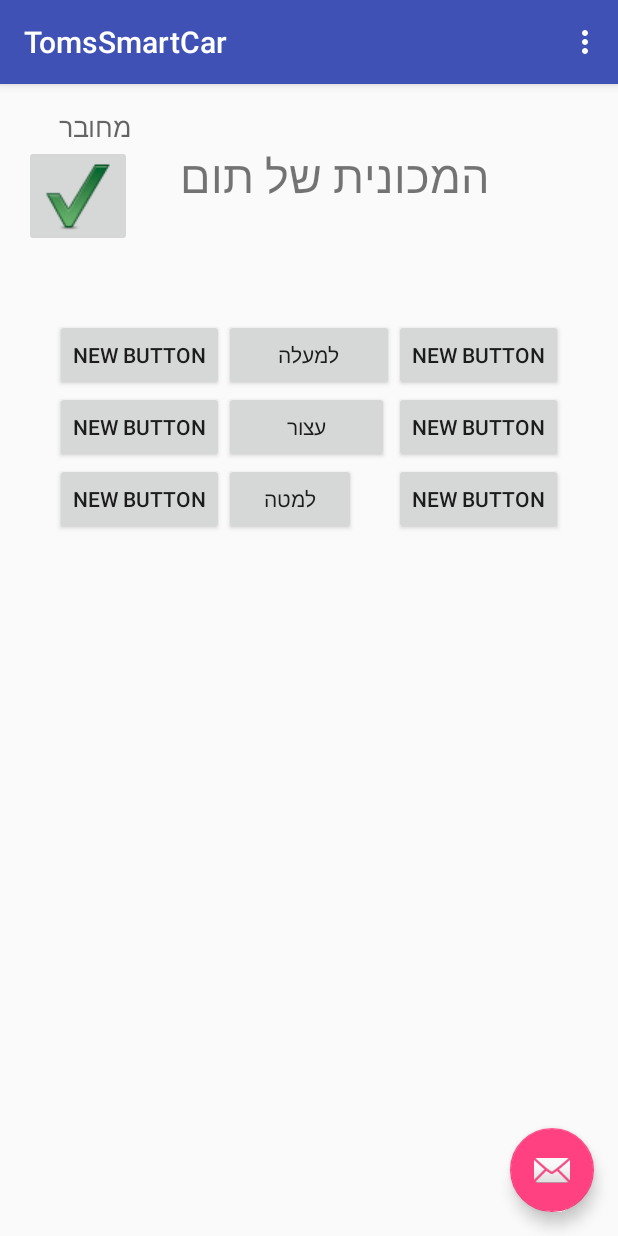
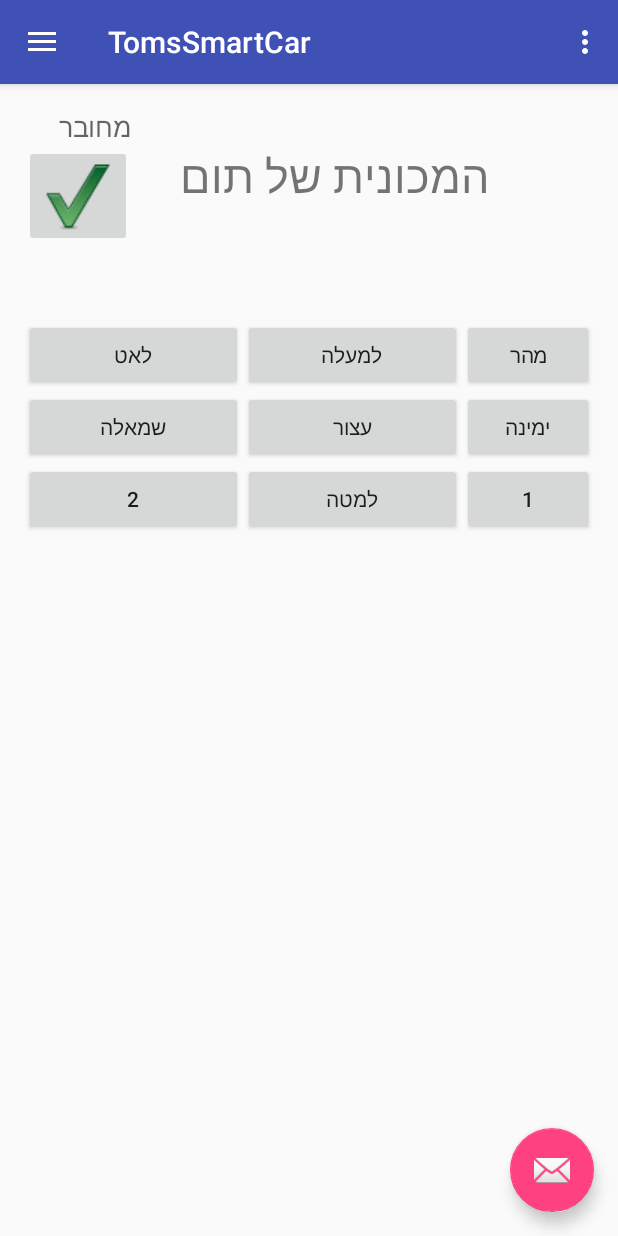
Before and after one commit to alon24/SmartCarAndroid, an Android app: the screen it shows after launch (MainActivity), on a phone screen of 412 x 824 dp. Run offline under Robolectric (Android 15) with nearby library versions, the phone set to English and light mode, and no system bars; libraries missing offline, so code that uses them is left out: org.java_websocket.client, org.java_websocket.handshake; 2 statements that could not run were skipped.

Commit message:
starting work on websocket, wifi and buttons

```diff
--- a/app/build.gradle
+++ b/app/build.gradle
@@ -24,4 +24,5 @@ dependencies {
     testCompile 'junit:junit:4.12'
     compile 'com.android.support:appcompat-v7:23.1.0'
     compile 'com.android.support:design:23.1.0'
+    compile "org.java-websocket:Java-WebSocket:1.3.0"
 }
--- a/app/src/main/AndroidManifest.xml
+++ b/app/src/main/AndroidManifest.xml
@@ -1,6 +1,9 @@
 <?xml version="1.0" encoding="utf-8"?>
 <manifest xmlns:android="http://schemas.android.com/apk/res/android"
     package="alon24.smartcarandroid" >
+
+    <uses-permission android:name="android.permission.ACCESS_WIFI_STATE" />
+    <uses-permission android:name="android.permission.CHANGE_WIFI_STATE" />
 
     <application
         android:allowBackup="true"
--- a/app/src/main/java/alon24/smartcarandroid/MainActivity.java
+++ b/app/src/main/java/alon24/smartcarandroid/MainActivity.java
@@ -1,20 +1,48 @@
 package alon24.smartcarandroid;
 
+import android.content.BroadcastReceiver;
+import android.content.Context;
+import android.content.Intent;
+import android.content.IntentFilter;
+import android.net.wifi.ScanResult;
+import android.net.wifi.WifiManager;
+import android.os.Build;
 import android.os.Bundle;
 import android.support.design.widget.FloatingActionButton;
+import android.support.design.widget.NavigationView;
 import android.support.design.widget.Snackbar;
+import android.support.v4.view.GravityCompat;
+import android.support.v4.widget.DrawerLayout;
+import android.support.v7.app.ActionBarDrawerToggle;
 import android.support.v7.app.AppCompatActivity;
 import android.support.v7.widget.Toolbar;
-import android.view.View;
+import android.util.Log;
 import android.view.Menu;
 import android.view.MenuItem;
+import android.view.SubMenu;
+import android.view.View;
+import android.widget.Toast;
 
-public class MainActivity extends AppCompatActivity {
+import org.java_websocket.client.WebSocketClient;
+import org.java_websocket.handshake.ServerHandshake;
+
+import java.net.URI;
+import java.net.URISyntaxException;
+import java.util.List;
+
+public class MainActivity extends AppCompatActivity
+        implements NavigationView.OnNavigationItemSelectedListener {
+
+    private WebSocketClient mWebSocketClient;
+    WifiManager wifi;
+
+    int size = 0;
+    List<ScanResult> results;
 
     @Override
     protected void onCreate(Bundle savedInstanceState) {
         super.onCreate(savedInstanceState);
-        setContentView(R.layout.activity_main);
+        setContentView(R.layout.activity_main2);
         Toolbar toolbar = (Toolbar) findViewById(R.id.toolbar);
         setSupportActionBar(toolbar);
 
@@ -26,12 +54,108 @@ public class MainActivity extends AppCompatActivity {
                         .setAction("Action", null).show();
             }
         });
+
+        DrawerLayout drawer = (DrawerLayout) findViewById(R.id.drawer_layout);
+        ActionBarDrawerToggle toggle = new ActionBarDrawerToggle(
+                this, drawer, toolbar, R.string.navigation_drawer_open, R.string.navigation_drawer_close);
+        drawer.setDrawerListener(toggle);
+        toggle.syncState();
+
+        NavigationView navigationView = (NavigationView) findViewById(R.id.nav_view);
+        navigationView.setNavigationItemSelectedListener(this);
+
+        Menu m = navigationView.getMenu();
+        SubMenu topChannelMenu = m.addSubMenu("Top Channels");
+        topChannelMenu.add("Foo");
+        topChannelMenu.add("Bar");
+        topChannelMenu.add("Baz");
+
+        MenuItem mi = m.getItem(m.size()-1);
+        mi.setTitle("testing123");
+        mi.setTitle(mi.getTitle());
+
+        wifi = (WifiManager) getSystemService(Context.WIFI_SERVICE);
+        if (wifi.isWifiEnabled() == false)
+        {
+            Toast.makeText(getApplicationContext(), "wifi is disabled..making it enabled", Toast.LENGTH_LONG).show();
+            wifi.setWifiEnabled(true);
+        }
+
+        registerReceiver(new BroadcastReceiver()
+        {
+            @Override
+            public void onReceive(Context c, Intent intent)
+            {
+               results = wifi.getScanResults();
+               size = results.size();
+            }
+        }, new IntentFilter(WifiManager.SCAN_RESULTS_AVAILABLE_ACTION));
+
+                connectWebSocket();
+
+    }
+
+    private void connectWebSocket() {
+        URI uri;
+        try {
+            uri = new URI("ws://websockethost:8080");
+        } catch (URISyntaxException e) {
+            e.printStackTrace();
+            return;
+        }
+
+        mWebSocketClient = new WebSocketClient(uri) {
+            @Override
+            public void onOpen(ServerHandshake serverHandshake) {
+                Log.i("Websocket", "Opened");
+                mWebSocketClient.send("Hello from " + Build.MANUFACTURER + " " + Build.MODEL);
+            }
+
+            @Override
+            public void onMessage(String s) {
+//                final String message = s;
+//                runOnUiThread(new Runnable() {
+//                    @Override
+//                    public void run() {
+//                        TextView textView = (TextView)findViewById(R.id.messages);
+//                        textView.setText(textView.getText() + "\n" + message);
+//                    }
+//                });
+            }
+
+            @Override
+            public void onClose(int i, String s, boolean b) {
+                Log.i("Websocket", "Closed " + s);
+            }
+
+            @Override
+            public void onError(Exception e) {
+                Log.i("Websocket", "Error " + e.getMessage());
+            }
+        };
+        mWebSocketClient.connect();
+    }
+
+    public void sendMessage(View view) {
+//        EditText editText = (EditText)findViewById(R.id.message);
+//        mWebSocketClient.send(editText.getText().toString());
+//        editText.setText("");
+    }
+
+    @Override
+    public void onBackPressed() {
+        DrawerLayout drawer = (DrawerLayout) findViewById(R.id.drawer_layout);
+        if (drawer.isDrawerOpen(GravityCompat.START)) {
+            drawer.closeDrawer(GravityCompat.START);
+        } else {
+            super.onBackPressed();
+        }
     }
 
     @Override
     public boolean onCreateOptionsMenu(Menu menu) {
         // Inflate the menu; this adds items to the action bar if it is present.
-        getMenuInflater().inflate(R.menu.menu_main, menu);
+        getMenuInflater().inflate(R.menu.main2, menu);
         return true;
     }
 
@@ -49,4 +173,29 @@ public class MainActivity extends AppCompatActivity {
 
         return super.onOptionsItemSelected(item);
     }
+
+    @SuppressWarnings("StatementWithEmptyBody")
+    @Override
+    public boolean onNavigationItemSelected(MenuItem item) {
+        // Handle navigation view item clicks here.
+        int id = item.getItemId();
+
+        if (id == R.id.nav_configNetwork) {
+            // Handle the camera action
+        } else if (id == R.id.nav_locateCar) {
+//
+//        } else if (id == R.id.nav_slideshow) {
+//
+//        } else if (id == R.id.nav_manage) {
+//
+//        } else if (id == R.id.nav_share) {
+//
+//        } else if (id == R.id.nav_send) {
+
+        }
+
+        DrawerLayout drawer = (DrawerLayout) findViewById(R.id.drawer_layout);
+        drawer.closeDrawer(GravityCompat.START);
+        return true;
+    }
 }
--- /dev/null
+++ b/app/src/main/res/layout/activity_main2.xml
@@ -0,0 +1,18 @@
+<?xml version="1.0" encoding="utf-8"?>
+<android.support.v4.widget.DrawerLayout xmlns:android="http://schemas.android.com/apk/res/android"
+    xmlns:app="http://schemas.android.com/apk/res-auto"
+    xmlns:tools="http://schemas.android.com/tools" android:id="@+id/drawer_layout"
+    android:layout_width="match_parent" android:layout_height="match_parent"
+    android:fitsSystemWindows="true" tools:openDrawer="start">
+
+    <include layout="@layout/app_bar_main2" android:layout_width="match_parent"
+        android:layout_height="match_parent" />
+
+    <!--<include layout="@layout/content_main" />-->
+
+    <android.support.design.widget.NavigationView android:id="@+id/nav_view"
+        android:layout_width="wrap_content" android:layout_height="match_parent"
+        android:layout_gravity="start" android:fitsSystemWindows="true"
+        app:headerLayout="@layout/nav_header_main2" app:menu="@menu/activity_main2_drawer" />
+
+</android.support.v4.widget.DrawerLayout>
--- a/app/src/main/res/layout/activity_main.xml
+++ b/app/src/main/res/layout/app_bar_main2.xml
@@ -4,7 +4,7 @@
     xmlns:app="http://schemas.android.com/apk/res-auto"
     xmlns:tools="http://schemas.android.com/tools" android:layout_width="match_parent"
     android:layout_height="match_parent" android:fitsSystemWindows="true"
-    tools:context=".MainActivity">
+    tools:context="alon24.smartcarandroid.Main2Activity">
 
     <android.support.design.widget.AppBarLayout android:layout_height="wrap_content"
         android:layout_width="match_parent" android:theme="@style/AppTheme.AppBarOverlay">
--- a/app/src/main/res/layout/content_main.xml
+++ b/app/src/main/res/layout/content_main.xml
@@ -15,7 +15,7 @@
         android:layout_height="wrap_content"
         android:textAppearance="?android:attr/textAppearanceMedium"
         android:text="מחובר"
-        android:id="@+id/textView2"
+        android:id="@+id/connectedLabel"
         android:layout_alignParentTop="true"
         android:layout_alignEnd="@+id/connectedChkBtn"
         android:layout_alignParentStart="true" />
@@ -28,7 +28,7 @@
         android:checked="false"
         android:enabled="false"
         android:src="@drawable/checked"
-        android:layout_below="@+id/textView2"
+        android:layout_below="@+id/connectedLabel"
         android:layout_alignParentStart="true" />
 
 
@@ -37,88 +37,93 @@
         android:textAlignment="center"
         android:textSize="30dp"
         android:id="@+id/textView"
-        android:layout_below="@+id/textView2"
-        android:layout_toEndOf="@+id/textView2"
+        android:layout_below="@+id/connectedLabel"
+        android:layout_toEndOf="@+id/connectedLabel"
         android:layout_marginStart="32dp" />
 
-    <GridLayout
+    <TableLayout
         android:layout_width="wrap_content"
         android:layout_height="wrap_content"
         android:layout_marginTop="48dp"
         android:layout_below="@+id/connectedChkBtn"
-        android:layout_centerHorizontal="true">
+        android:layout_centerHorizontal="true"
+        android:stretchColumns="0,1">
+
+        <TableRow
+            android:layout_width="match_parent"
+            android:layout_height="match_parent">
 
             <Button
                 android:layout_width="wrap_content"
                 android:layout_height="wrap_content"
-            android:text="New Button"
-            android:id="@+id/button"
-            android:layout_row="0"
+                android:text="לאט"
+                android:id="@+id/slowBtn"
                 android:layout_column="0" />
 
             <Button
-            android:layout_width="113dp"
                 android:layout_height="wrap_content"
                 android:text="למעלה"
                 android:id="@+id/upBtn"
-            android:layout_row="0"
                 android:layout_column="1" />
 
             <Button
                 android:layout_width="wrap_content"
                 android:layout_height="wrap_content"
-            android:text="New Button"
-            android:id="@+id/button3"
-            android:layout_row="0"
+                android:text="מהר"
+                android:id="@+id/fastBtn"
                 android:layout_column="2" />
+        </TableRow>
+
+        <TableRow
+            android:layout_width="match_parent"
+            android:layout_height="match_parent">
 
             <Button
                 android:layout_width="wrap_content"
                 android:layout_height="wrap_content"
-            android:text="New Button"
-            android:id="@+id/button4"
-            android:layout_row="1"
+                android:text="שמאלה"
+                android:id="@+id/leftBtn"
                 android:layout_column="0" />
 
             <Button
-            android:layout_width="110dp"
                 android:layout_height="wrap_content"
                 android:text="עצור"
-            android:id="@+id/button5"
-            android:layout_row="1"
+                android:id="@+id/stopBtn"
                 android:layout_column="1" />
 
             <Button
                 android:layout_width="wrap_content"
                 android:layout_height="wrap_content"
-            android:text="New Button"
-            android:id="@+id/button6"
-            android:layout_row="1"
+                android:text="ימינה"
+                android:id="@+id/rightBtn"
                 android:layout_column="2" />
+        </TableRow>
+
+        <TableRow
+            android:layout_width="match_parent"
+            android:layout_height="match_parent">
 
             <Button
                 android:layout_width="wrap_content"
                 android:layout_height="wrap_content"
-            android:text="New Button"
-            android:id="@+id/button7"
-            android:layout_row="2"
+                android:text="2"
+                android:id="@+id/custom2Btn"
                 android:layout_column="0" />
 
             <Button
                 android:layout_width="wrap_content"
                 android:layout_height="wrap_content"
                 android:text="למטה"
-            android:id="@+id/button8"
-            android:layout_row="2"
+                android:id="@+id/downBtn"
                 android:layout_column="1" />
 
             <Button
                 android:layout_width="wrap_content"
                 android:layout_height="wrap_content"
-            android:text="New Button"
-            android:id="@+id/button9"
-            android:layout_row="2"
+                android:text="1"
+                android:id="@+id/custom1Btn"
                 android:layout_column="2" />
-    </GridLayout>
+        </TableRow>
+    </TableLayout>
 
 </RelativeLayout>
--- /dev/null
+++ b/app/src/main/res/menu/activity_main2_drawer.xml
@@ -0,0 +1,24 @@
+<?xml version="1.0" encoding="utf-8"?>
+<menu xmlns:android="http://schemas.android.com/apk/res/android">
+
+    <!--<group android:checkableBehavior="single">-->
+        <!--<item android:id="@+id/nav_camara" android:icon="@android:drawable/ic_menu_camera"-->
+            <!--android:title="Import" />-->
+        <!--<item android:id="@+id/nav_gallery" android:icon="@android:drawable/ic_menu_gallery"-->
+            <!--android:title="Gallery" />-->
+        <!--<item android:id="@+id/nav_slideshow" android:icon="@android:drawable/ic_menu_slideshow"-->
+            <!--android:title="Slideshow" />-->
+        <!--<item android:id="@+id/nav_manage" android:icon="@android:drawable/ic_menu_manage"-->
+            <!--android:title="Tools" />-->
+    <!--</group>-->
+
+    <item android:title="Configure">
+        <menu>
+            <item android:id="@+id/nav_configNetwork" android:icon="@android:drawable/ic_menu_share"
+                android:title="Define Network" />
+            <item android:id="@+id/nav_locateCar" android:icon="@android:drawable/ic_menu_send"
+                android:title="Locate Car" />
+        </menu>
+    </item>
+
+</menu>
--- /dev/null
+++ b/app/src/main/res/menu/main2.xml
@@ -0,0 +1,6 @@
+<?xml version="1.0" encoding="utf-8"?>
+<menu xmlns:android="http://schemas.android.com/apk/res/android"
+    xmlns:app="http://schemas.android.com/apk/res-auto">
+    <item android:id="@+id/action_settings" android:title="@string/action_settings"
+        android:orderInCategory="100" app:showAsAction="never" />
+</menu>
--- a/app/src/main/res/values/dimens.xml
+++ b/app/src/main/res/values/dimens.xml
@@ -3,4 +3,7 @@
     <dimen name="activity_horizontal_margin">16dp</dimen>
     <dimen name="activity_vertical_margin">16dp</dimen>
     <dimen name="fab_margin">16dp</dimen>
+    <!-- Default screen margins, per the Android Design guidelines. -->
+    <dimen name="nav_header_vertical_spacing">16dp</dimen>
+    <dimen name="nav_header_height">160dp</dimen>
 </resources>
--- a/app/src/main/res/values/strings.xml
+++ b/app/src/main/res/values/strings.xml
@@ -1,4 +1,8 @@
 <resources>
     <string name="app_name">TomsSmartCar</string>
     <string name="action_settings">Settings</string>
+    <string name="title_activity_main2">Main2Activity</string>
+
+    <string name="navigation_drawer_open">Open navigation drawer</string>
+    <string name="navigation_drawer_close">Close navigation drawer</string>
 </resources>
```
Also changed, not shown: app/src/main/java/alon24/smartcarandroid/WiFiDemo.java (added, +89 -0 lines), app/src/main/res/drawable/side_nav_bar.xml (added, +9 -0 lines), app/src/main/res/layout/content_main2.xml (added, +12 -0 lines), app/src/main/res/layout/nav_header_main2.xml (added, +23 -0 lines), 1 other file. Lines whose indentation alone changed are shown as unchanged.
